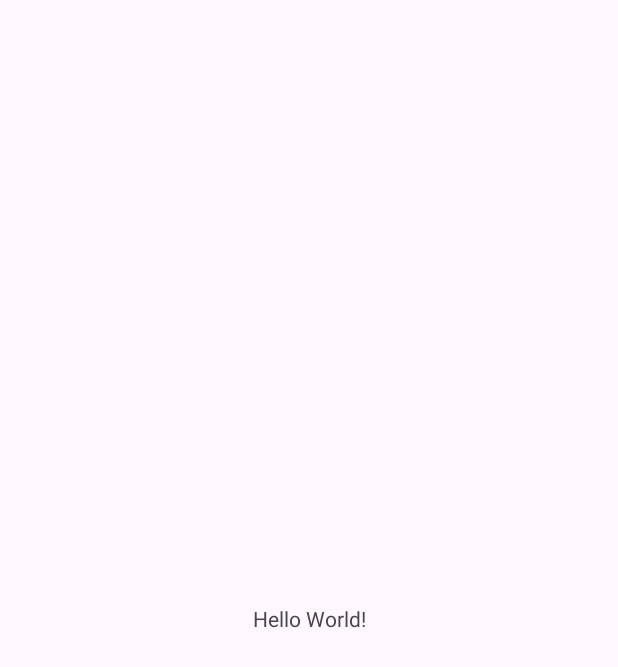
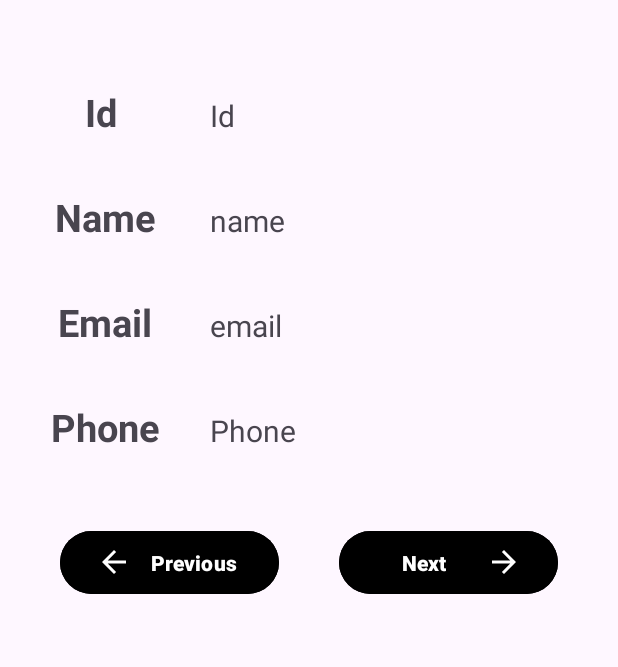
Before and after one commit to Kshitijsk29/Connecting-SQLite-Database, an Android app: the screen it shows after launch (MainActivity), on a phone screen of 412 x 824 dp. Before the commit the part shown is almost empty. Shown: the top 667 px of the screen. Run offline under Robolectric (Android 15) with nearby library versions, the phone set to English and light mode, and no system bars.

Commit message:
initial commit

```diff
--- a/app/build.gradle.kts
+++ b/app/build.gradle.kts
@@ -29,6 +29,9 @@ android {
         sourceCompatibility = JavaVersion.VERSION_1_8
         targetCompatibility = JavaVersion.VERSION_1_8
     }
+    buildFeatures{
+        viewBinding = true
+    }
 }
 
 dependencies {
--- /dev/null
+++ b/app/src/main/java/com/nextin/sqlitedatabaseapp/ContactList.java
@@ -0,0 +1,44 @@
+package com.nextin.sqlitedatabaseapp;
+
+public class ContactList {
+    int id , phone_no;
+    String name , email ;
+
+//   public ContactList(int id, int phome_no , String name, String email){
+//        this.id = id;
+//        this.name = name;
+//        this.email = email;
+//        this.phone_no = phome_no;
+//    }
+//    public void setId(int id) {
+//        this.id = id;
+//    }
+//
+//    public void setEmail(String email) {
+//        this.email = email;
+//    }
+//    public void setPhone_no(int phone_no) {
+//        this.phone_no = phone_no;
+//    }
+//
+//    public void setName(String name) {
+//        this.name = name;
+//    }
+//
+//    public int getId() {
+//        return id;
+//    }
+//
+//    public int getPhone_no() {
+//        return phone_no;
+//    }
+//
+//    public String getName() {
+//        return name;
+//    }
+//
+//    public String getEmail() {
+//        return email;
+//    }
+//
+}
--- a/app/src/main/java/com/nextin/sqlitedatabaseapp/MainActivity.java
+++ b/app/src/main/java/com/nextin/sqlitedatabaseapp/MainActivity.java
@@ -1,29 +1,58 @@
 package com.nextin.sqlitedatabaseapp;
 
 import android.os.Bundle;
+import android.util.Log;
+import android.widget.TextView;
 
 import androidx.appcompat.app.AppCompatActivity;
 
+import com.nextin.sqlitedatabaseapp.databinding.ActivityMainBinding;
+
+import java.util.ArrayList;
+
 public class MainActivity extends AppCompatActivity {
 
+
+    TextView tvName , tvId , tvEmail, tvPhone ;
+    ActivityMainBinding binding ;
     @Override
     protected void onCreate(Bundle savedInstanceState) {
         super.onCreate(savedInstanceState);
-        setContentView(R.layout.activity_main);
+        binding = ActivityMainBinding.inflate(getLayoutInflater());
+        setContentView(binding.getRoot());
 
-        try (MyDbHelper helperClass = new MyDbHelper(this)){
+        tvId = findViewById(R.id.tvId);
+        tvName = findViewById(R.id.tvName);
+        tvEmail = findViewById(R.id.tvEmail);
+        tvPhone = findViewById(R.id.tvPhone);
 
-            helperClass.addData("kshitij","kshitij@gmail.com",945632102);
-            helperClass.addData("ram","ram@gmail.com",945639102);
-            helperClass.addData("om","om@gmail.com",366874521);
-            helperClass.addData("veer","veer@gmail.com",658741260);
-            helperClass.addData("rahul","rahul@gmail.com",945632102);
-            helperClass.addData("raj","raj@gmail.com",569874123);
-            helperClass.addData("radha","radha@gmail.com",945632102);
-            helperClass.addData("rishi","rishi@gmail.com",945632102);
-            helperClass.addData("kavi","kavi@gmail.com",852147306);
-            helperClass.addData("pooja","pooja@gmail.com",741203698);
+        try (MyDbHelper helperClass = new MyDbHelper(this)) {
+
+//            helperClass.addData("kshitij","kshitij@gmail.com",945632102);
+//            helperClass.addData("ram","ram@gmail.com",945639102);
+//            helperClass.addData("om","om@gmail.com",366874521);
+//            helperClass.addData("veer","veer@gmail.com",658741260);
+//            helperClass.addData("rahul","rahul@gmail.com",945632102);
+//            helperClass.addData("raj","raj@gmail.com",569874123);
+//            helperClass.addData("radha","radha@gmail.com",945632102);
+//            helperClass.addData("rishi","rishi@gmail.com",945632102);
+//            helperClass.addData("kavi","kavi@gmail.com",852147306);
+//            helperClass.addData("pooja","pooja@gmail.com",741203698);
+
+
+            ArrayList<ContactList> arrContacts = helperClass.fetchData();
+
+
+            for (int i = 0; i < arrContacts.size(); i++) {
+
+                Log.i("Contact List" ,"id :" +arrContacts.get(i).id+ ", name " +
+
+                        ":"+arrContacts.get(i).name+" , email :"+arrContacts.get(i).email+ " , phone : "+arrContacts.get(i).phone_no);
+
+            }
+
 
         }
     }
+
 }
--- a/app/src/main/java/com/nextin/sqlitedatabaseapp/MyDbHelper.java
+++ b/app/src/main/java/com/nextin/sqlitedatabaseapp/MyDbHelper.java
@@ -2,15 +2,15 @@ package com.nextin.sqlitedatabaseapp;
 
 import android.content.ContentValues;
 import android.content.Context;
+import android.database.Cursor;
 import android.database.sqlite.SQLiteDatabase;
 import android.database.sqlite.SQLiteOpenHelper;
 
+import java.util.ArrayList;
 
 public class MyDbHelper extends SQLiteOpenHelper {
-
     private static final String DATABASE_NAME = "ContactDB";
     private static final int VERSION = 1;
-
     private static final  String TABLE_NAME = "contacts";
     private static final  String COLUMN_ONE_NAME = "name";
     private static final  String COLUMN_TWO_EMAIL = "email";
@@ -35,13 +35,11 @@ public class MyDbHelper extends SQLiteOpenHelper {
 
 
     }
-
     @Override
     public void onUpgrade(SQLiteDatabase db, int oldVersion, int newVersion) {
 
         db.execSQL(" DROP TABLE IF EXISTS "+TABLE_NAME);
     }
-
 
     public void addData(String name , String email , int phone){
 
@@ -53,7 +51,31 @@ public class MyDbHelper extends SQLiteOpenHelper {
          values.put(COLUMN_FOUR_PHONE_NO, phone);
 
          database.insert(TABLE_NAME, null, values);
+    }
 
+
+    public ArrayList<ContactList> fetchData(){
+
+        SQLiteDatabase database = this.getReadableDatabase();
+
+       Cursor cursor = database.rawQuery(" Select * from "+TABLE_NAME ,
+               null);
+
+       ArrayList<ContactList> arrayList = new ArrayList<>();
+
+       while(cursor.moveToNext()){
+
+           ContactList conList = new ContactList();
+
+           conList.id = cursor.getInt(0);
+           conList.name = cursor.getString(1);
+           conList.email = cursor.getString(2);
+           conList.phone_no = cursor.getInt(3);
+
+           arrayList.add(conList);
+
+       }
+        return arrayList;
     }
 
 }
--- /dev/null
+++ b/app/src/main/res/drawable/baseline_arrow_back_24.xml
@@ -0,0 +1,5 @@
+<vector xmlns:android="http://schemas.android.com/apk/res/android" android:autoMirrored="true" android:height="24dp" android:tint="#FFFFFF" android:viewportHeight="24" android:viewportWidth="24" android:width="24dp">
+
+    <path android:fillColor="@android:color/white" android:pathData="M20,11H7.83l5.59,-5.59L12,4l-8,8 8,8 1.41,-1.41L7.83,13H20v-2z"/>
+
+</vector>
--- /dev/null
+++ b/app/src/main/res/drawable/baseline_arrow_forward_24.xml
@@ -0,0 +1,5 @@
+<vector xmlns:android="http://schemas.android.com/apk/res/android" android:autoMirrored="true" android:height="24dp" android:tint="#FFFFFF" android:viewportHeight="24" android:viewportWidth="24" android:width="24dp">
+
+    <path android:fillColor="@android:color/white" android:pathData="M12,4l-1.41,1.41L16.17,11H4v2h12.17l-5.58,5.59L12,20l8,-8z"/>
+
+</vector>
--- a/app/src/main/res/layout/activity_main.xml
+++ b/app/src/main/res/layout/activity_main.xml
@@ -1,19 +1,177 @@
 <?xml version="1.0" encoding="utf-8"?>
-<androidx.constraintlayout.widget.ConstraintLayout xmlns:android="http://schemas.android.com/apk/res/android"
+<LinearLayout xmlns:android="http://schemas.android.com/apk/res/android"
     xmlns:app="http://schemas.android.com/apk/res-auto"
     xmlns:tools="http://schemas.android.com/tools"
     android:id="@+id/main"
     android:layout_width="match_parent"
     android:layout_height="match_parent"
+    android:orientation="vertical"
     tools:context=".MainActivity">
 
-    <TextView
+
+
+<LinearLayout
+    android:layout_width="match_parent"
+    android:layout_height="wrap_content"
+    android:orientation="vertical">
+
+    <LinearLayout
         android:layout_width="wrap_content"
         android:layout_height="wrap_content"
-        android:text="Hello World!"
-        app:layout_constraintBottom_toBottomOf="parent"
-        app:layout_constraintEnd_toEndOf="parent"
-        app:layout_constraintStart_toStartOf="parent"
-        app:layout_constraintTop_toTopOf="parent" />
+        android:orientation="horizontal"
+        android:layout_marginTop="50dp"
+        android:layout_marginStart="20dp"
+        >
 
-</androidx.constraintlayout.widget.ConstraintLayout>
+        <TextView
+            android:layout_width="100dp"
+            android:layout_height="50dp"
+
+            android:text="Id "
+            android:textStyle="bold"
+            android:textSize="25sp"
+            android:layout_marginEnd="10dp"
+            android:gravity="center"
+            />
+        <TextView
+            android:id="@+id/tvId"
+            android:layout_width="wrap_content"
+            android:layout_height="50dp"
+            android:text="Id "
+            android:textStyle="normal"
+            android:textSize="20sp"
+            android:layout_marginStart="10dp"
+            android:gravity="center"
+            />
+
+    </LinearLayout>
+
+    <LinearLayout
+        android:layout_width="wrap_content"
+        android:layout_height="wrap_content"
+        android:orientation="horizontal"
+        android:layout_marginTop="20dp"
+        android:layout_marginStart="20dp"
+        >
+
+        <TextView
+            android:layout_width="100dp"
+            android:layout_height="50dp"
+
+            android:text="Name"
+            android:textStyle="bold"
+            android:textSize="25sp"
+            android:layout_marginEnd="10dp"
+            android:gravity="center"
+            />
+        <TextView
+            android:id="@+id/tvName"
+            android:layout_width="wrap_content"
+            android:layout_height="50dp"
+            android:text="name"
+            android:textStyle="normal"
+            android:textSize="20sp"
+            android:layout_marginStart="10dp"
+            android:gravity="center"
+            />
+
+    </LinearLayout>
+
+    <LinearLayout
+        android:layout_width="wrap_content"
+        android:layout_height="wrap_content"
+        android:orientation="horizontal"
+        android:layout_marginTop="20dp"
+        android:layout_marginStart="20dp"
+        >
+
+        <TextView
+            android:layout_width="100dp"
+            android:layout_height="50dp"
+
+            android:text="Email"
+            android:textStyle="bold"
+            android:textSize="25sp"
+            android:layout_marginEnd="10dp"
+            android:gravity="center"
+            />
+        <TextView
+            android:id="@+id/tvEmail"
+            android:layout_width="wrap_content"
+            android:layout_height="50dp"
+            android:text="email"
+            android:textStyle="normal"
+            android:textSize="20sp"
+            android:layout_marginStart="10dp"
+            android:gravity="center"
+            />
+
+    </LinearLayout>
+
+    <LinearLayout
+        android:layout_width="wrap_content"
+        android:layout_height="wrap_content"
+        android:orientation="horizontal"
+        android:layout_marginTop="20dp"
+        android:layout_marginStart="20dp"
+        >
+
+        <TextView
+            android:layout_width="100dp"
+            android:layout_height="50dp"
+
+            android:text="Phone"
+            android:textStyle="bold"
+            android:textSize="25sp"
+            android:layout_marginEnd="10dp"
+            android:gravity="center"
+            />
+        <TextView
+            android:id="@+id/tvPhone"
+            android:layout_width="wrap_content"
+            android:layout_height="50dp"
+            android:text="Phone"
+            android:textStyle="normal"
+            android:textSize="20sp"
+            android:layout_marginStart="10dp"
+            android:gravity="center"
+            />
+
+    </LinearLayout>
+
+
+</LinearLayout>
+
+    <LinearLayout
+        android:layout_width="match_parent"
+        android:layout_height="wrap_content"
+        android:orientation="horizontal"
+        android:layout_marginTop="40dp"
+        android:gravity="center">
+
+        <Button
+            android:id="@+id/btnPrevious"
+            android:layout_width="100dp"
+            android:layout_height="50dp"
+            android:layout_weight="1"
+            android:backgroundTint="@color/black"
+            android:text="Previous"
+            android:layout_marginStart="40dp"
+            android:layout_marginEnd="20dp"
+            android:drawableLeft="@drawable/baseline_arrow_back_24"
+            android:textStyle="bold" />
+
+        <Button
+            android:id="@+id/btnNext"
+            android:layout_width="100dp"
+            android:layout_height="50dp"
+            android:layout_weight="1"
+            android:layout_marginEnd="40dp"
+            android:layout_marginStart="20dp"
+            android:backgroundTint="@color/black"
+            android:drawableEnd="@drawable/baseline_arrow_forward_24"
+            android:text="Next"
+            android:textStyle="bold" />
+    </LinearLayout>
+
+</LinearLayout>
```
